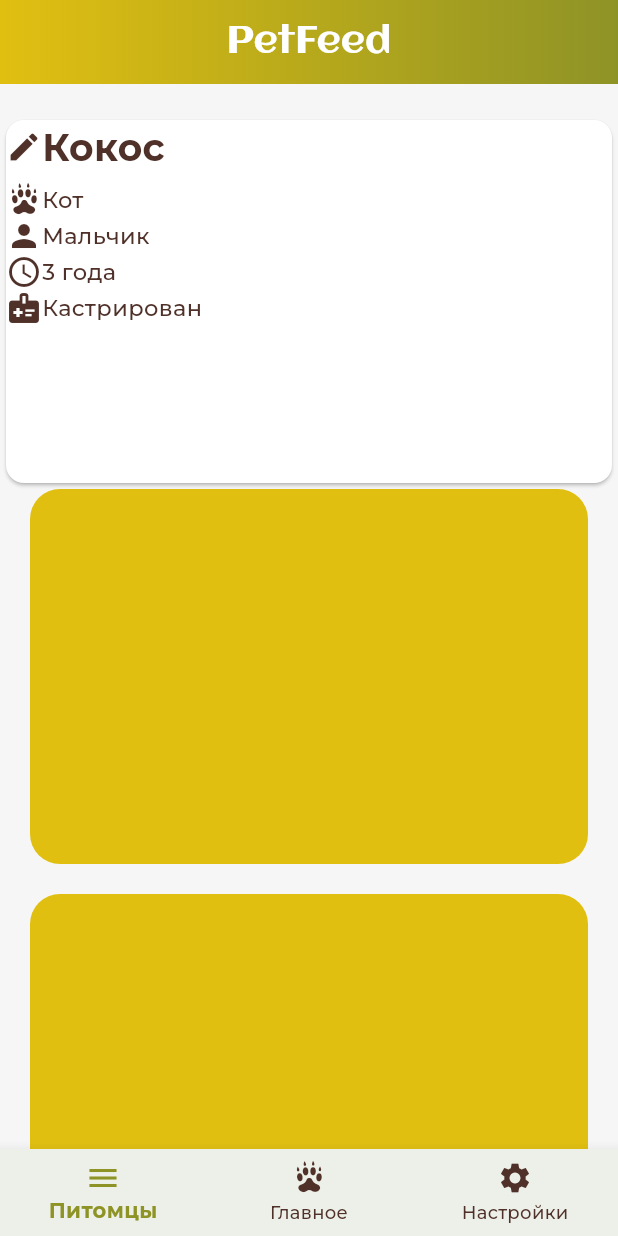
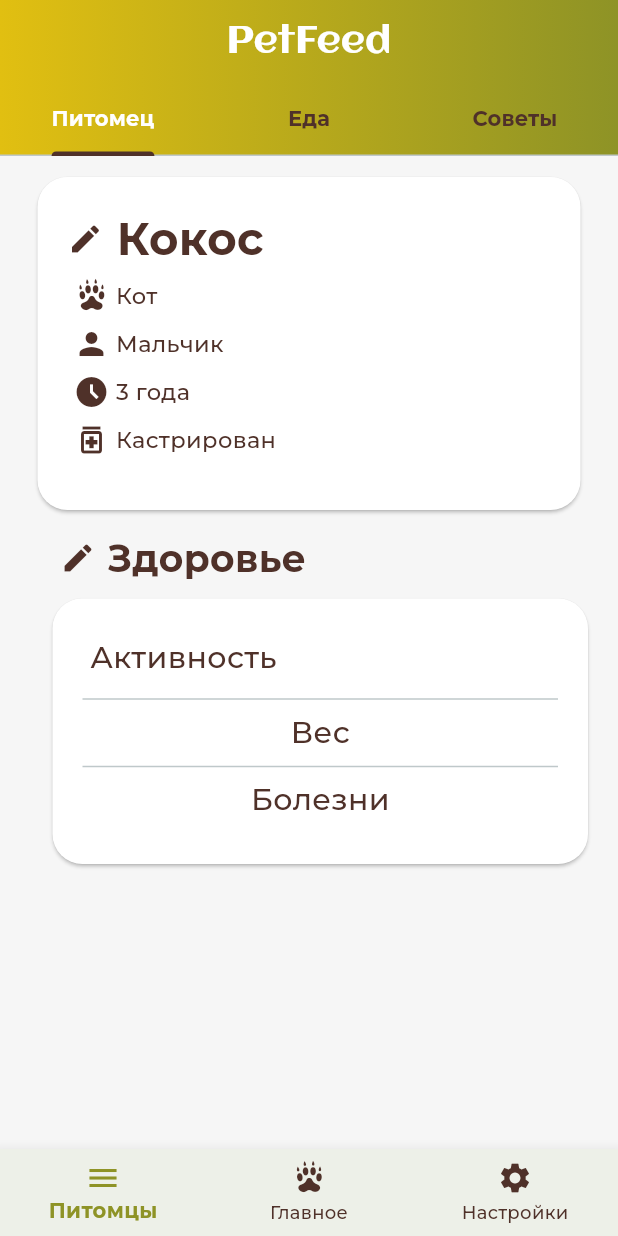
Before and after one commit to vdovikova/PetFeed, a Flutter app: the screen it shows after launch, on a phone screen of 412 x 824 dp. Run offline on Flutter 3.47's test engine with Material 3 defaults, Android fonts, the phone set to English and light mode, and no system bars; project files that could hold a hidden picture were left out.

Commit message:
Profile page 1.0

```diff
--- a/pet_feed/lib/profile_page.dart
+++ b/pet_feed/lib/profile_page.dart
@@ -7,14 +7,18 @@ class HomePage extends StatelessWidget {
 
   @override
   Widget build(BuildContext context) {
-    return Scaffold(
+    return DefaultTabController(
+      length: 3,
+      child: Scaffold(
         backgroundColor: backgroundColor,
-      body: CustomScrollView(
-        slivers: <Widget>[
-          SliverAppBar(
-            pinned: true,
-            snap: true,
-            floating: true,
+        appBar: AppBar(
+          centerTitle: true,
+          title: const Text(
+            'PetFeed',
+            textAlign: TextAlign.center,
+            style: TextStyle(
+                color: mainWhiteColor, fontSize: 25, fontFamily: 'Aclonica'),
+          ),
           flexibleSpace: Container(
             decoration: const BoxDecoration(
               gradient: LinearGradient(
@@ -25,110 +29,186 @@ class HomePage extends StatelessWidget {
               ),
             ),
           ),
-            centerTitle: true,
-            title: const Text(
-              'PetFeed',
-              textAlign: TextAlign.center,
-              style: TextStyle(
-                  color: mainWhiteColor, fontSize: 25, fontFamily: 'Aclonica'),
+          bottom: const TabBar(
+            labelColor: mainWhiteColor,
+            unselectedLabelColor: textColor,
+            indicatorColor: textColor,
+            labelStyle: TextStyle(
+                fontFamily: 'Montserrat', fontWeight: FontWeight.bold),
+            tabs: [
+              Tab(
+                text: "Питомец",
+              ),
+              Tab(
+                text: "Еда",
+              ),
+              Tab(
+                text: "Советы",
+              ),
+            ],
           ),
         ),
-          const SliverToBoxAdapter(
-            child: SizedBox(height: 20),
+        body: Column(
+          children: [
+            Container(
+                width: 390,
+                height: 250,
+                child: Padding(
+                  padding: EdgeInsets.all(10),
+                  child: Card(
+                      shape: RoundedRectangleBorder(
+                          borderRadius: BorderRadius.circular(20)),
+                      color: mainWhiteColor,
+                      child: const Padding(
+                        padding: EdgeInsets.all(20),
+                        child: Column(children: [
+                          Row(
+                            children: [
+                              Icon(Icons.edit, color: textColor),
+                              Text(
+                                " Кокос",
+                                style: TextStyle(
+                                    fontWeight: FontWeight.bold,
+                                    fontFamily: 'Montserrat',
+                                    fontSize: 30,
+                                    color: textColor),
+                              )
+                            ],
                           ),
-          const SliverToBoxAdapter(
-            child: SizedBox(
-              height: 250,
-              width: 100,
-              child: Card(
-                color: mainWhiteColor,
-                child: Column(
-                  children: <Widget>[
-                    Row(
+                          Padding(
+                            padding: EdgeInsets.all(4),
+                            child: Row(
+                              children: [
+                                Icon(CustomIcons.pawprint, color: textColor),
+                                Text(
+                                  " Кот",
+                                  style: TextStyle(
+                                      color: textColor,
+                                      fontFamily: 'Montserrat',
+                                      fontSize: 15),
+                                )
+                              ],
+                            ),
+                          ),
+                          Padding(
+                            padding: EdgeInsets.all(4),
+                            child: Row(
+                              children: [
+                                Icon(Icons.person, color: textColor),
+                                Text(
+                                  " Мальчик",
+                                  style: TextStyle(
+                                      color: textColor,
+                                      fontFamily: 'Montserrat',
+                                      fontSize: 15),
+                                )
+                              ],
+                            ),
+                          ),
+                          Padding(
+                            padding: EdgeInsets.all(4),
+                            child: Row(
+                              children: [
+                                Icon(Icons.access_time_filled_outlined,
+                                    color: textColor),
+                                Text(
+                                  " 3 года",
+                                  style: TextStyle(
+                                      color: textColor,
+                                      fontFamily: 'Montserrat',
+                                      fontSize: 15),
+                                )
+                              ],
+                            ),
+                          ),
+                          Padding(
+                            padding: EdgeInsets.all(4),
+                            child: Row(
+                              children: [
+                                Icon(Icons.medication_outlined,
+                                    color: textColor),
+                                Text(
+                                  " Кастрирован",
+                                  style: TextStyle(
+                                      color: textColor,
+                                      fontFamily: 'Montserrat',
+                                      fontSize: 15),
+                                )
+                              ],
+                            ),
+                          ),
+                        ]),
+                      )),
+                )),
+            const Padding(
+              padding: EdgeInsets.fromLTRB(40, 0, 0, 0),
+              child: Row(
                 children: [
                   Icon(
                     Icons.edit,
                     color: textColor,
                   ),
                   Text(
-                          "Кокос",
-                          textAlign: TextAlign.left,
+                    ' Здоровье',
                     style: TextStyle(
                         color: textColor,
-                              fontFamily: "Montserrat",
-                              fontSize: 25,
-                              fontWeight: FontWeight.bold),
-                        ),
+                        fontWeight: FontWeight.bold,
+                        fontFamily: 'Montserrat',
+                        fontSize: 25),
+                  )
                 ],
               ),
-                    SizedBox(height: 5),
-                    Row(
+            ),
+            Container(
+                width: 390,
+                height: 210,
+                child: Padding(
+                  padding: const EdgeInsets.fromLTRB(20, 5, 5, 20),
+                  child: Card(
+                      shape: RoundedRectangleBorder(
+                          borderRadius: BorderRadius.circular(20)),
+                      color: mainWhiteColor,
+                      child: const Padding(
+                        padding: EdgeInsets.all(20),
+                        child: Column(children: [
+                          Padding(
+                            padding: EdgeInsets.all(5),
+                            child: Row(children: [
+                              Align(
+                                alignment: Alignment.centerLeft,
+                                child: Column(
                                   children: [
-                        Icon(CustomIcons.pawprint, color: textColor),
                                     Text(
-                          "Кот",
-                          textAlign: TextAlign.left,
+                                      "Активность",
                                       style: TextStyle(
-                              color: textColor,
-                              fontFamily: "Montserrat",
-                              fontSize: 15),
-                        ),
-                      ],
-                    ),
-                    Row(
-                      children: [
-                        Icon(Icons.person, color: textColor),
-                        Text(
-                          "Мальчик",
-                          textAlign: TextAlign.left,
-                          style: TextStyle(
-                              color: textColor,
-                              fontFamily: "Montserrat",
-                              fontSize: 15),
-                        ),
-                      ],
-                    ),
-                    Row(
-                      children: [
-                        Icon(Icons.access_time, color: textColor),
-                        Text(
-                          "3 года",
-                          textAlign: TextAlign.left,
-                          style: TextStyle(
-                              color: textColor,
-                              fontFamily: "Montserrat",
-                              fontSize: 15),
-                        ),
-                      ],
-                    ),
-                    Row(
-                      children: [
-                        Icon(Icons.medical_information, color: textColor),
-                        Text(
-                          "Кастрирован",
-                          textAlign: TextAlign.left,
-                          style: TextStyle(
-                              color: textColor,
-                              fontFamily: "Montserrat",
-                              fontSize: 15),
-                        ),
-                      ],
+                                          fontFamily: 'Montserrat',
+                                          fontSize: 20,
+                                          color: textColor),
                                     ),
                                   ],
                                 ),
                               ),
+                            ]),
                           ),
+                          Divider(),
+                          Text(
+                            "Вес",
+                            style: TextStyle(
+                                fontFamily: 'Montserrat',
+                                fontSize: 20,
+                                color: textColor),
                           ),
-          SliverList.builder(
-              itemBuilder: (context, index) => Container(
-                    width: double.infinity,
-                    height: 250,
-                    decoration: BoxDecoration(
-                        color: mainYellowColor,
-                        borderRadius: BorderRadius.circular(20)),
-                    margin: const EdgeInsets.symmetric(horizontal: 20)
-                        .copyWith(bottom: 20),
-                  ))
+                          Divider(),
+                          Text(
+                            "Болезни",
+                            style: TextStyle(
+                                fontFamily: 'Montserrat',
+                                fontSize: 20,
+                                color: textColor),
+                          )
+                        ]),
+                      )),
+                )),
           ],
         ),
         bottomNavigationBar: BottomNavigationBar(
@@ -146,6 +226,7 @@ class HomePage extends StatelessWidget {
           unselectedItemColor: textColor,
           selectedItemColor: mainGreenColor,
         ),
+      ),
     );
   }
 }
```
Lines whose indentation alone changed are shown as unchanged.
